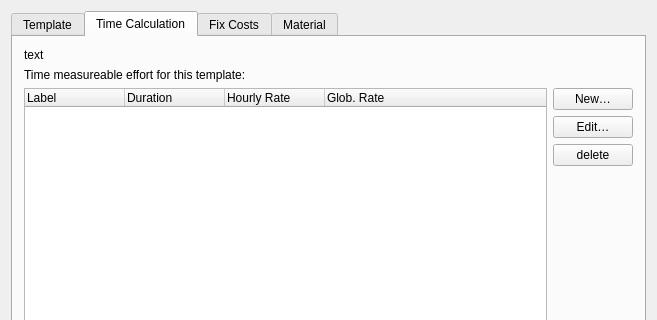
Old version of the form src/calctemplate.ui in the repository dragotin/kraft; both pictures show x 0 to 657 and y 0 to 320 of the 657 by 801 pixel window.
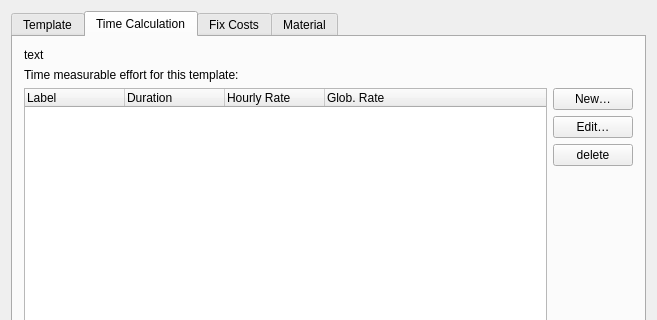
New version of the form.

```diff
--- a/src/calctemplate.ui
+++ b/src/calctemplate.ui
@@ -196,7 +196,7 @@
          <item>
           <widget class="QLabel" name="textLabel2">
            <property name="text">
-            <string>Time measureable effort for this template:</string>
+            <string>Time measurable effort for this template:</string>
            </property>
            <property name="wordWrap">
             <bool>false</bool>
```
